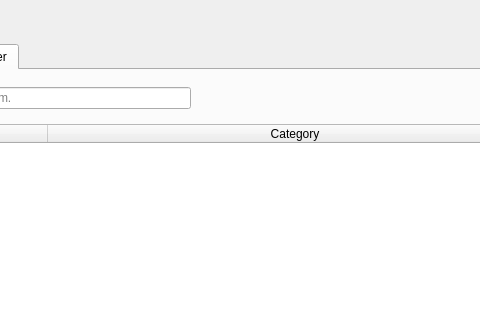
Before: the Qt Designer form UI/biblioteq_batch_activities_browser.ui in textbrowser/biblioteq, drawn with Qt 5; both pictures show x 132 to 612 and y 0 to 320 of the 750 by 500 pixel window.
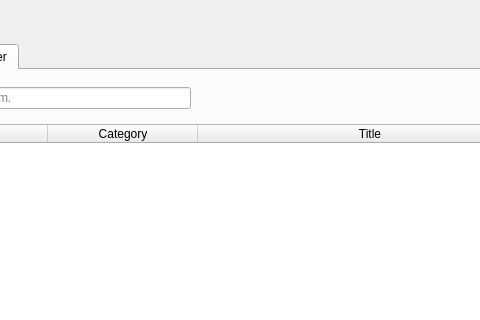
After: the same form once the commit is applied. The open tabs and pages were chosen to show the change. Icons and pictures are not drawn.

The edit to the form file:
```diff
--- a/UI/biblioteq_batch_activities_browser.ui
+++ b/UI/biblioteq_batch_activities_browser.ui
@@ -364,6 +364,11 @@
                <string>Category</string>
               </property>
              </column>
+             <column>
+              <property name="text">
+               <string>Title</string>
+              </property>
+             </column>
             </widget>
            </item>
           </layout>
```
